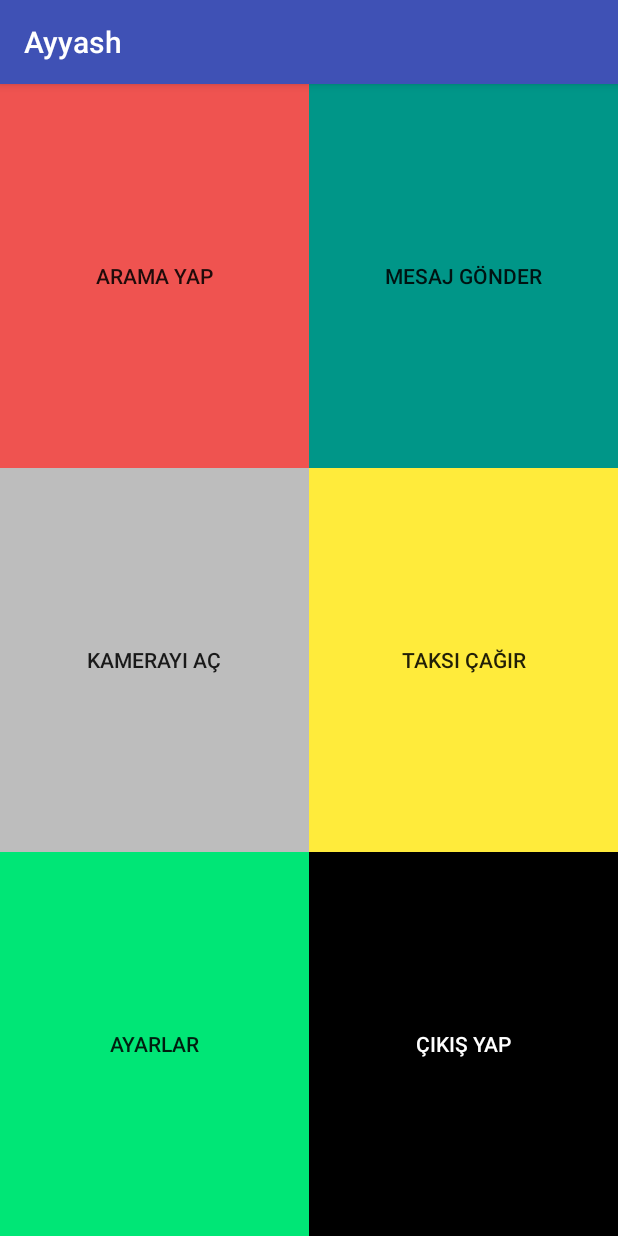
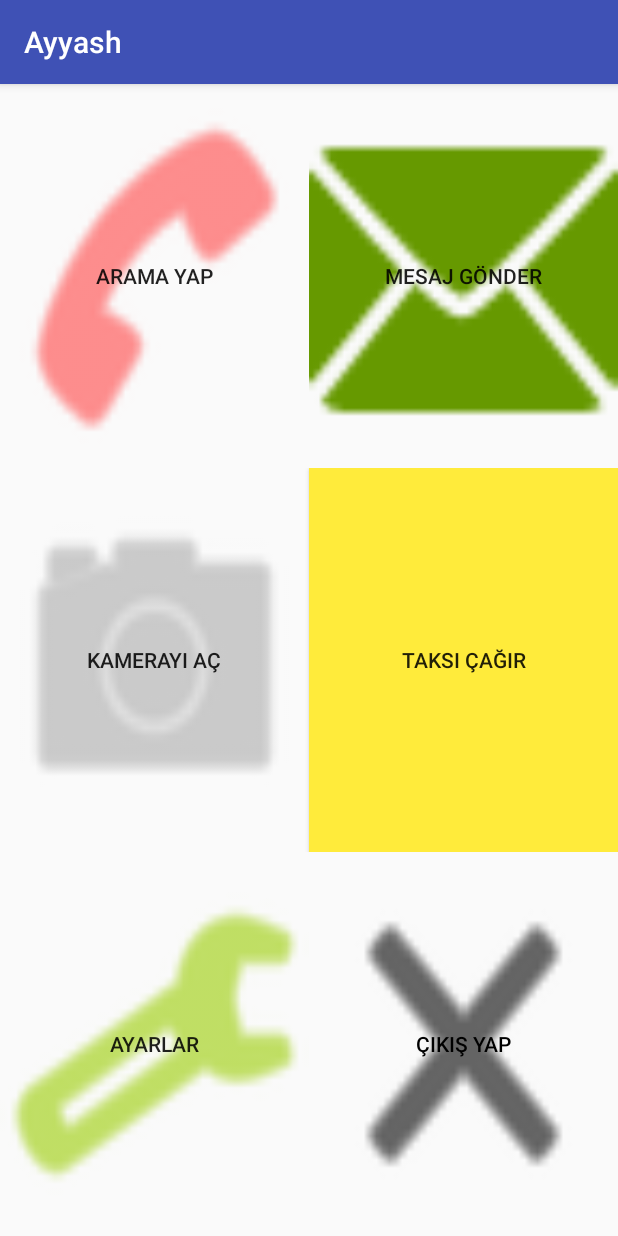
Before and after one commit to kahyalar/Ayyash, an Android app: the screen it shows after launch (MainActivity), on a phone screen of 412 x 824 dp. Run offline under Robolectric (Android 15) with nearby library versions, the phone set to English and light mode, and no system bars.

Commit message:
Changed style of buttons.

```diff
--- a/app/build.gradle
+++ b/app/build.gradle
@@ -5,7 +5,7 @@ android {
     buildToolsVersion "24.0.3"
     defaultConfig {
         applicationId "com.example.android.ayyash"
-        minSdkVersion 15
+        minSdkVersion 21
         targetSdkVersion 24
         versionCode 1
         versionName "1.0"
--- a/app/src/main/res/layout/activity_main.xml
+++ b/app/src/main/res/layout/activity_main.xml
@@ -18,15 +18,17 @@
                 android:layout_height="match_parent"
                 android:layout_weight="0.5"
                 android:id="@+id/btnAra"
-                android:background="#ef5350"
-                android:text="Arama Yap"/>
+                android:background="@android:drawable/ic_menu_call"
+                android:text="Arama Yap"
+                android:backgroundTint="@android:color/holo_red_light" />
             <Button
                 android:layout_width="match_parent"
                 android:layout_height="match_parent"
                 android:layout_weight="0.5"
                 android:id="@+id/btnMesajGonder"
-                android:background="#009688"
-                android:text="Mesaj Gönder"/>
+                android:background="@android:drawable/ic_dialog_email"
+                android:text="Mesaj Gönder"
+                android:backgroundTint="@android:color/holo_green_dark" />
 
 
     </LinearLayout>
@@ -42,8 +44,9 @@
             android:layout_height="match_parent"
             android:layout_weight="0.5"
             android:id="@+id/btnKamera"
-            android:background="#bdbdbd"
-            android:text="Kamerayı aç"/>
+            android:background="@android:drawable/ic_menu_camera"
+            android:text="Kamerayı aç"
+            android:backgroundTint="@android:color/darker_gray" />
         <Button
             android:layout_width="match_parent"
             android:layout_height="match_parent"
@@ -66,16 +69,18 @@
             android:layout_height="match_parent"
             android:layout_weight="0.5"
             android:id="@+id/btnAyarlar"
-            android:background="#00e676"
-            android:text="Ayarlar"/>
+            android:background="@android:drawable/ic_menu_preferences"
+            android:text="Ayarlar"
+            android:backgroundTint="@android:color/holo_green_light" />
         <Button
             android:layout_width="match_parent"
             android:layout_height="match_parent"
             android:layout_weight="0.5"
             android:id="@+id/btnCikis"
-            android:background="#000000"
+            android:background="@android:drawable/ic_menu_close_clear_cancel"
             android:text="Çıkış Yap"
-            android:textColor="#fff"/>
+            android:textColor="#000"
+            android:backgroundTint="@android:color/black" />
 
     </LinearLayout>
 
```
